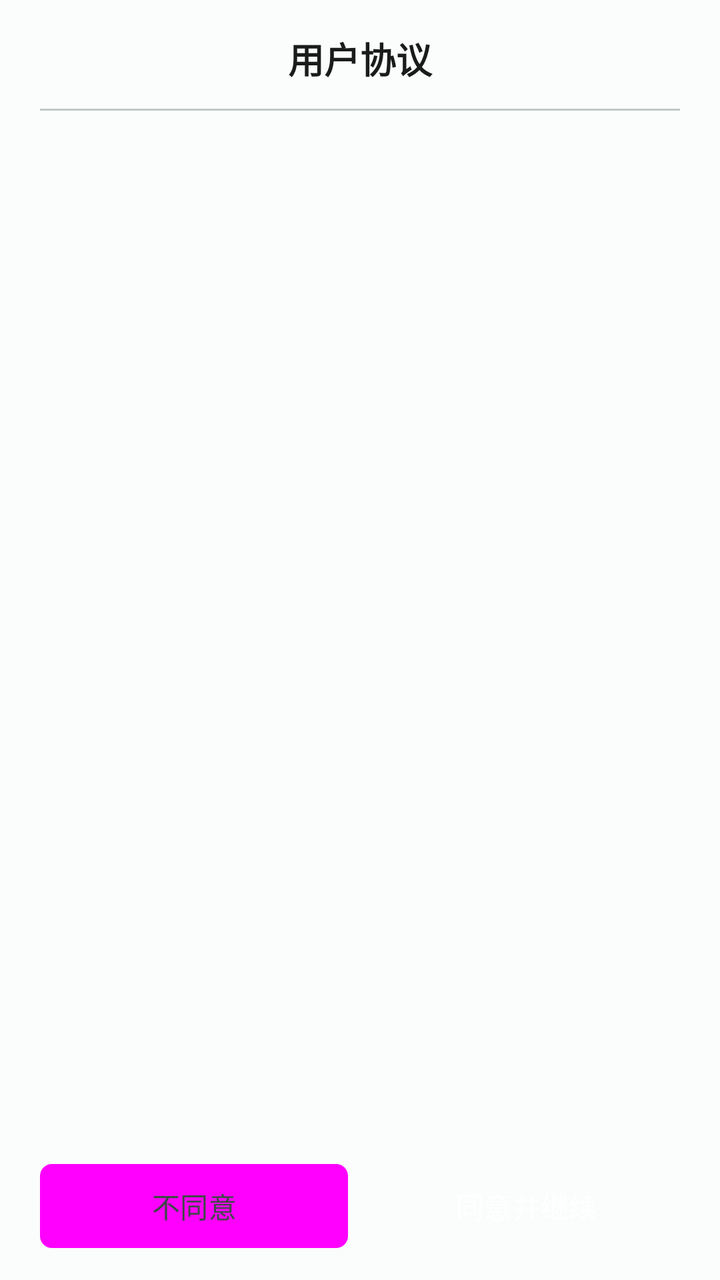
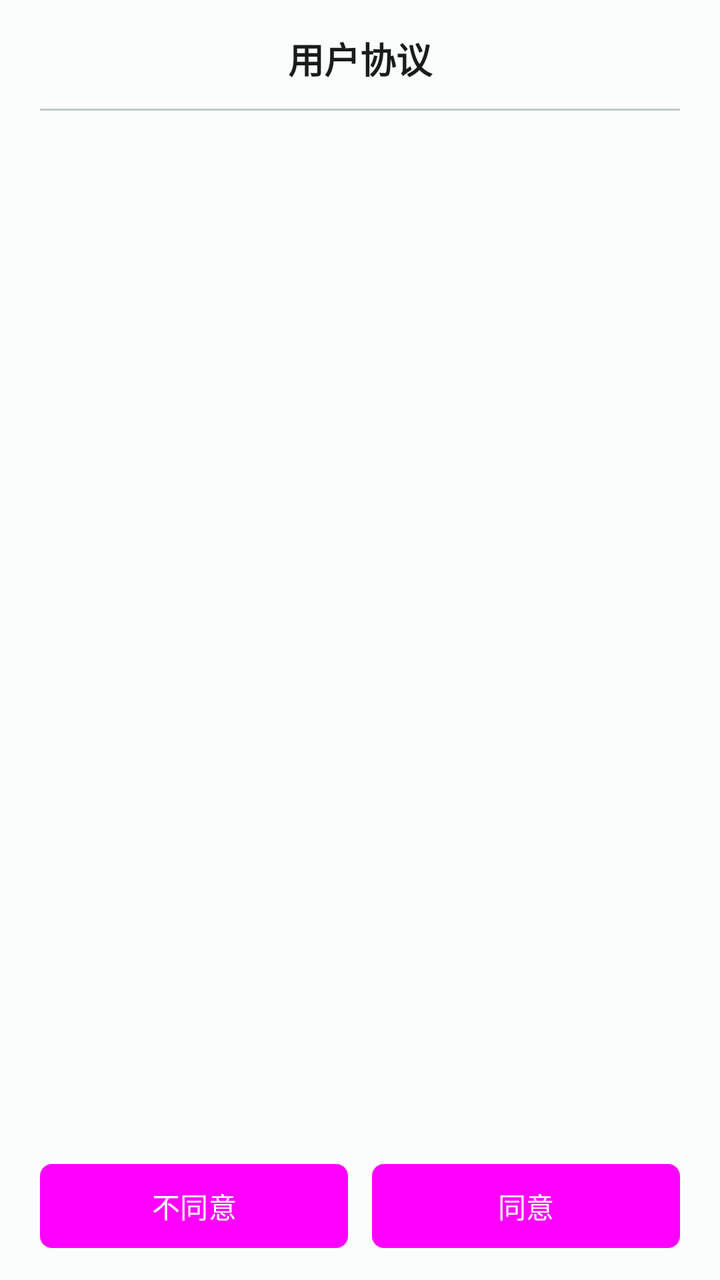

Screens rendered from an Android XML layout before and after an edit, with the pre-edit source and the edit as a unified diff.
<!-- AndroidManifest.xml: application theme AppTheme -->
<!-- res/layout/user_agreement.xml -->
<?xml version="1.0" encoding="utf-8"?>
<LinearLayout xmlns:android="http://schemas.android.com/apk/res/android"
    android:layout_width="match_parent"
    android:layout_height="wrap_content"
    android:orientation="vertical"
    android:paddingStart="20dp"
    android:paddingTop="16dp"
    android:paddingEnd="20dp"
    android:paddingBottom="16dp">

    <TextView
        android:layout_width="match_parent"
        android:layout_height="wrap_content"
        android:gravity="center"
        android:paddingBottom="12dp"
        android:text="@string/app_agreement"
        android:textColor="?attr/colorOnSurface"
        android:textSize="18sp"
        android:textStyle="bold" />

    <View
        android:layout_width="match_parent"
        android:layout_height="1dp"
        android:background="?attr/colorOutlineVariant" />

    <ScrollView
        android:layout_width="match_parent"
        android:layout_height="0dp"
        android:layout_marginTop="12dp"
        android:layout_weight="1"
        android:fillViewport="true"
        android:overScrollMode="never">

        <TextView
            android:id="@+id/tv_content"
            android:layout_width="match_parent"
            android:layout_height="wrap_content"
            android:lineSpacingExtra="4dp"
            android:paddingBottom="8dp"
            android:textColor="?attr/colorOnSurface"
            android:textSize="14sp" />
    </ScrollView>

    <LinearLayout
        android:layout_width="match_parent"
        android:layout_height="wrap_content"
        android:layout_marginTop="16dp"
        android:gravity="center"
        android:orientation="horizontal">

        <Button
            android:id="@+id/tv_cancel"
            android:layout_width="0dp"
            android:layout_height="42dp"
            android:layout_weight="1"
            android:layout_marginEnd="6dp"
            android:background="@drawable/bg_btn_secondary"
            android:text="@string/app_btn_disagree"
            android:textColor="?attr/colorOnSurfaceVariant"
            android:textSize="14sp" />

        <Button
            android:id="@+id/tv_agree"
            android:layout_width="0dp"
            android:layout_height="42dp"
            android:layout_weight="1"
            android:layout_marginStart="6dp"
            android:backgroundTint="?attr/colorPrimary"
            android:text="@string/app_btn_agree"
            android:textColor="?attr/colorOnPrimary"
            android:textSize="14sp" />
    </LinearLayout>
</LinearLayout>
<!-- resources referenced by this layout -->
<resources>
  <!-- drawable bg_btn_secondary (drawable) -->
  <?xml version="1.0" encoding="utf-8"?>
  <shape xmlns:android="http://schemas.android.com/apk/res/android"
      android:shape="rectangle">
      <solid android:color="?attr/colorSurfaceVariant" />
      <corners android:radius="6dp" />
  </shape>
  <string name="app_agreement">用户协议</string>
  <string name="app_btn_agree">同意并继续</string>
  <string name="app_btn_disagree">不同意</string>
  <color name="md_primary">#FF006A61</color>
  <color name="md_on_primary">#FFFFFFFF</color>
  <color name="md_primary_container">#FF73F8E8</color>
  <color name="md_on_primary_container">#FF00201C</color>
  <color name="md_secondary">#FF4A635E</color>
  <color name="md_on_secondary">#FFFFFFFF</color>
  <color name="md_secondary_container">#FFCCE8E1</color>
  <color name="md_on_secondary_container">#FF051F1B</color>
  <color name="md_tertiary">#FF44617A</color>
  <color name="md_on_tertiary">#FFFFFFFF</color>
  <color name="md_tertiary_container">#FFC9E5FF</color>
  <color name="md_on_tertiary_container">#FF001E30</color>
  <color name="md_error">#FFBA1A1A</color>
  <color name="md_on_error">#FFFFFFFF</color>
  <color name="md_error_container">#FFFFDAD6</color>
  <color name="md_on_error_container">#FF410002</color>
  <color name="md_background">#FFFAFDFB</color>
  <color name="md_on_background">#FF191C1B</color>
  <color name="md_surface">#FFFAFDFB</color>
  <color name="md_on_surface">#FF191C1B</color>
  <color name="md_surface_variant">#FFDAE5E1</color>
  <color name="md_on_surface_variant">#FF3E4946</color>
  <color name="md_outline">#FF6E7976</color>
  <color name="md_outline_variant">#FFBEC9C5</color>
  <color name="md_inverse_surface">#FF2E3130</color>
  <color name="md_inverse_on_surface">#FFEFF1EF</color>
  <color name="md_inverse_primary">#FF52DBCB</color>
  <color name="md_surface_container_lowest">#FFFFFFFF</color>
  <color name="md_surface_container_low">#FFF4FBF8</color>
  <color name="md_surface_container">#FFEEF6F2</color>
  <color name="md_surface_container_high">#FFE8F1ED</color>
  <color name="md_surface_container_highest">#FFE2ECE8</color>
  <style name="AppTheme.Button" parent="Widget.Material3.Button">
          <item name="android:textColor">?attr/colorOnPrimary</item>
      </style>
  <!-- unchanged entries left out for length: 1 -->
</resources>

<!-- the commit's change to res/layout/user_agreement.xml (unified diff, before → after) -->
@@ -54,9 +54,10 @@
             android:layout_height="42dp"
             android:layout_weight="1"
             android:layout_marginEnd="6dp"
-            android:background="@drawable/bg_btn_secondary"
+            android:background="@drawable/bg_btn_primary"
+            android:backgroundTint="@null"
             android:text="@string/app_btn_disagree"
-            android:textColor="?attr/colorOnSurfaceVariant"
+            android:textColor="?attr/colorOnPrimary"
             android:textSize="14sp" />
 
         <Button
@@ -65,7 +66,8 @@
             android:layout_height="42dp"
             android:layout_weight="1"
             android:layout_marginStart="6dp"
-            android:backgroundTint="?attr/colorPrimary"
+            android:background="@drawable/bg_btn_primary"
+            android:backgroundTint="@null"
             android:text="@string/app_btn_agree"
             android:textColor="?attr/colorOnPrimary"
             android:textSize="14sp" />
<!-- resource entries referenced after the edit -->
@@ -1,14 +1,15 @@
 <!-- resources referenced by this layout -->
 <resources>
-  <!-- drawable bg_btn_secondary (drawable) -->
+  <!-- drawable bg_btn_primary (drawable) -->
   <?xml version="1.0" encoding="utf-8"?>
+  
   <shape xmlns:android="http://schemas.android.com/apk/res/android"
       android:shape="rectangle">
-      <solid android:color="?attr/colorSurfaceVariant" />
+      <solid android:color="?attr/colorPrimary" />
       <corners android:radius="6dp" />
   </shape>
   <string name="app_agreement">用户协议</string>
-  <string name="app_btn_agree">同意并继续</string>
+  <string name="app_btn_agree">同意</string>
   <string name="app_btn_disagree">不同意</string>
   <color name="md_primary">#FF006A61</color>
   <color name="md_on_primary">#FFFFFFFF</color>
